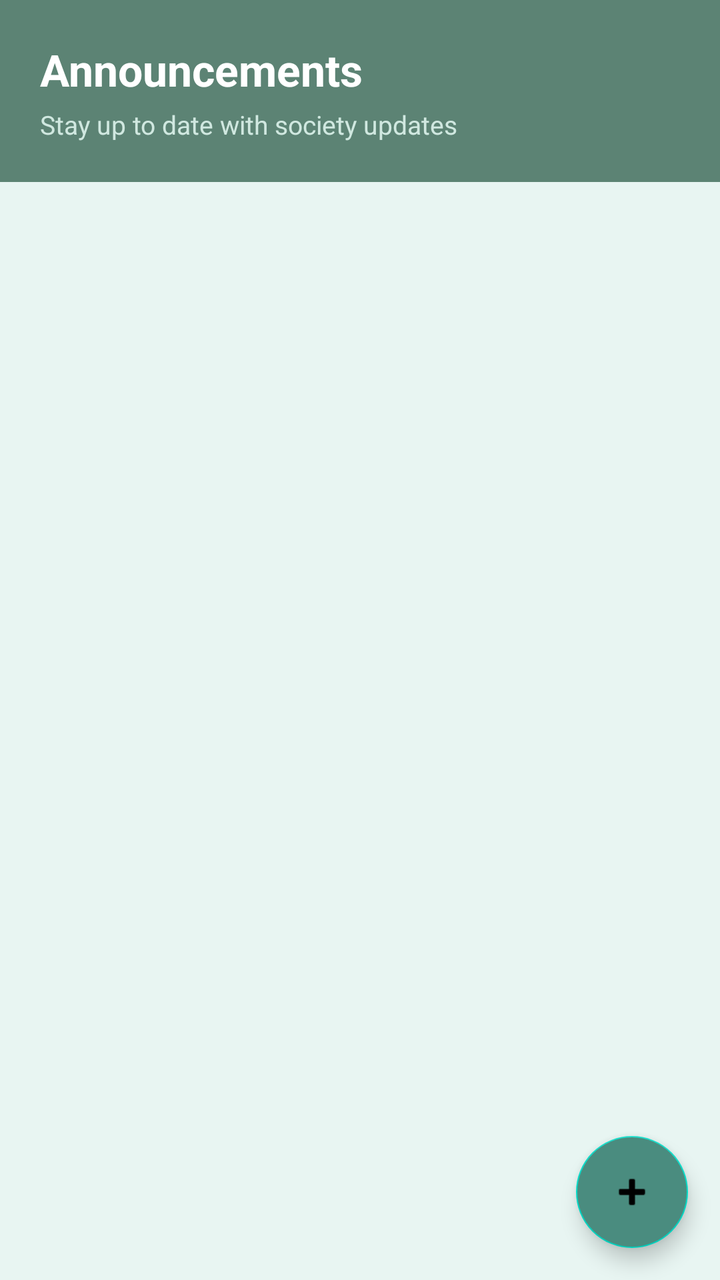
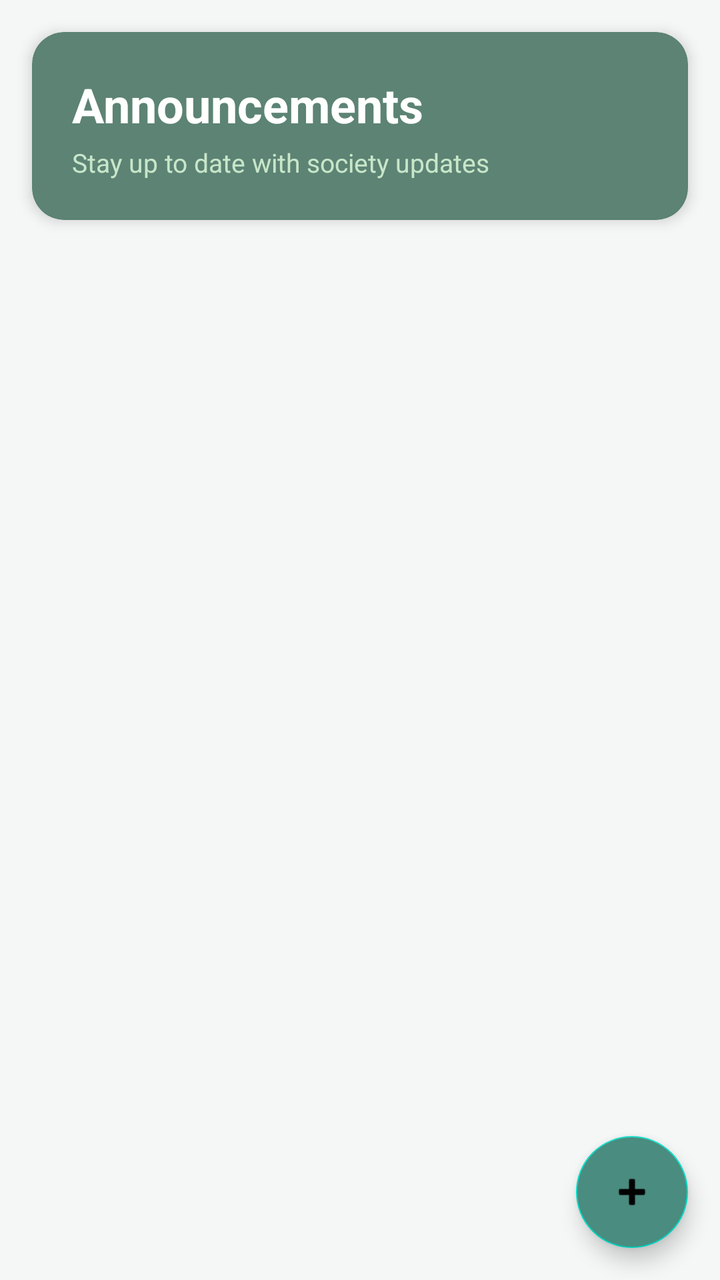

Screens rendered from an Android XML layout before and after an edit, with the pre-edit source and the edit as a unified diff.
<!-- AndroidManifest.xml: application theme Theme.CampusBiome -->
<!-- res/layout/fragment_society_announcements.xml -->
<?xml version="1.0" encoding="utf-8"?>
<LinearLayout xmlns:android="http://schemas.android.com/apk/res/android"
    android:layout_width="match_parent"
    android:layout_height="match_parent"
    android:orientation="vertical"
    android:background="@color/background">

    
    <LinearLayout
        android:layout_width="match_parent"
        android:layout_height="wrap_content"
        android:orientation="vertical"
        android:background="#5C8374"
        android:padding="20dp">

        <TextView
            android:layout_width="wrap_content"
            android:layout_height="wrap_content"
            android:text="Announcements"
            android:textColor="#FFFFFF"
            android:textSize="22sp"
            android:textStyle="bold"/>

        <TextView
            android:layout_width="wrap_content"
            android:layout_height="wrap_content"
            android:text="Stay up to date with society updates"
            android:textColor="#D0E8E0"
            android:textSize="13sp"
            android:layout_marginTop="4dp"/>

    </LinearLayout>

    
    <FrameLayout
        android:layout_width="match_parent"
        android:layout_height="match_parent">

        <androidx.recyclerview.widget.RecyclerView
            android:id="@+id/rvAnnouncements"
            android:layout_width="match_parent"
            android:layout_height="match_parent"
            android:padding="16dp"
            android:clipToPadding="false"/>

        <com.google.android.material.floatingactionbutton.FloatingActionButton
            android:id="@+id/btnAddAnnouncement"
            android:layout_width="wrap_content"
            android:layout_height="wrap_content"
            android:layout_gravity="bottom|end"
            android:layout_margin="16dp"
            android:src="@android:drawable/ic_input_add"
            android:backgroundTint="@color/primary"/>

    </FrameLayout>

</LinearLayout>
<!-- resources referenced by this layout -->
<resources>
  <color name="background">#E8F5F2</color>
  <color name="primary">#4A8C7F</color>
  <style name="Theme.CampusBiome" parent="Theme.MaterialComponents.Light.NoActionBar">
          <item name="colorPrimary">@color/primary</item>
          <item name="colorPrimaryDark">@color/primary_dark</item>
          <item name="colorAccent">@color/accent</item>
          <item name="android:windowBackground">@color/background</item>
      </style>
  <color name="primary_dark">#3A7066</color>
  <color name="accent">#2D6A5E</color>
</resources>

<!-- the commit's change to res/layout/fragment_society_announcements.xml (unified diff, before → after) -->
@@ -1,57 +1,15 @@
 <?xml version="1.0" encoding="utf-8"?>
-<LinearLayout xmlns:android="http://schemas.android.com/apk/res/android"
-    android:layout_width="match_parent"
-    android:layout_height="match_parent"
-    android:orientation="vertical"
-    android:background="@color/background">
-
+<LinearLayout xmlns:android="http://schemas.android.com/apk/res/android" xmlns:app="http://schemas.android.com/apk/res-auto" android:layout_width="match_parent" android:layout_height="match_parent" android:orientation="vertical" android:background="#F5F7F6">
     
-    <LinearLayout
-        android:layout_width="match_parent"
-        android:layout_height="wrap_content"
-        android:orientation="vertical"
-        android:background="#5C8374"
-        android:padding="20dp">
-
-        <TextView
-            android:layout_width="wrap_content"
-            android:layout_height="wrap_content"
-            android:text="Announcements"
-            android:textColor="#FFFFFF"
-            android:textSize="22sp"
-            android:textStyle="bold"/>
-
-        <TextView
-            android:layout_width="wrap_content"
-            android:layout_height="wrap_content"
-            android:text="Stay up to date with society updates"
-            android:textColor="#D0E8E0"
-            android:textSize="13sp"
-            android:layout_marginTop="4dp"/>
-
-    </LinearLayout>
-
+    <androidx.cardview.widget.CardView android:layout_width="match_parent" android:layout_height="wrap_content" android:layout_margin="16dp" app:cardCornerRadius="16dp" app:cardElevation="4dp" app:cardBackgroundColor="#5C8374">
+        <LinearLayout android:layout_width="match_parent" android:layout_height="wrap_content" android:orientation="vertical" android:padding="20dp">
+            <TextView android:layout_width="wrap_content" android:layout_height="wrap_content" android:text="Announcements" android:textColor="#FFFFFF" android:textSize="24sp" android:textStyle="bold"/>
+            <TextView android:layout_width="wrap_content" android:layout_height="wrap_content" android:text="Stay up to date with society updates" android:textColor="#C8E6C9" android:textSize="13sp" android:layout_marginTop="4dp"/>
+        </LinearLayout>
+    </androidx.cardview.widget.CardView>
     
-    <FrameLayout
-        android:layout_width="match_parent"
-        android:layout_height="match_parent">
-
-        <androidx.recyclerview.widget.RecyclerView
-            android:id="@+id/rvAnnouncements"
-            android:layout_width="match_parent"
-            android:layout_height="match_parent"
-            android:padding="16dp"
-            android:clipToPadding="false"/>
-
-        <com.google.android.material.floatingactionbutton.FloatingActionButton
-            android:id="@+id/btnAddAnnouncement"
-            android:layout_width="wrap_content"
-            android:layout_height="wrap_content"
-            android:layout_gravity="bottom|end"
-            android:layout_margin="16dp"
-            android:src="@android:drawable/ic_input_add"
-            android:backgroundTint="@color/primary"/>
-
+    <FrameLayout android:layout_width="match_parent" android:layout_height="match_parent">
+        <androidx.recyclerview.widget.RecyclerView android:id="@+id/rvAnnouncements" android:layout_width="match_parent" android:layout_height="match_parent" android:padding="16dp" android:clipToPadding="false"/>
+        <com.google.android.material.floatingactionbutton.FloatingActionButton android:id="@+id/btnAddAnnouncement" android:layout_width="wrap_content" android:layout_height="wrap_content" android:layout_gravity="bottom|end" android:layout_margin="16dp" android:src="@android:drawable/ic_input_add" android:backgroundTint="@color/primary"/>
     </FrameLayout>
-
 </LinearLayout>
